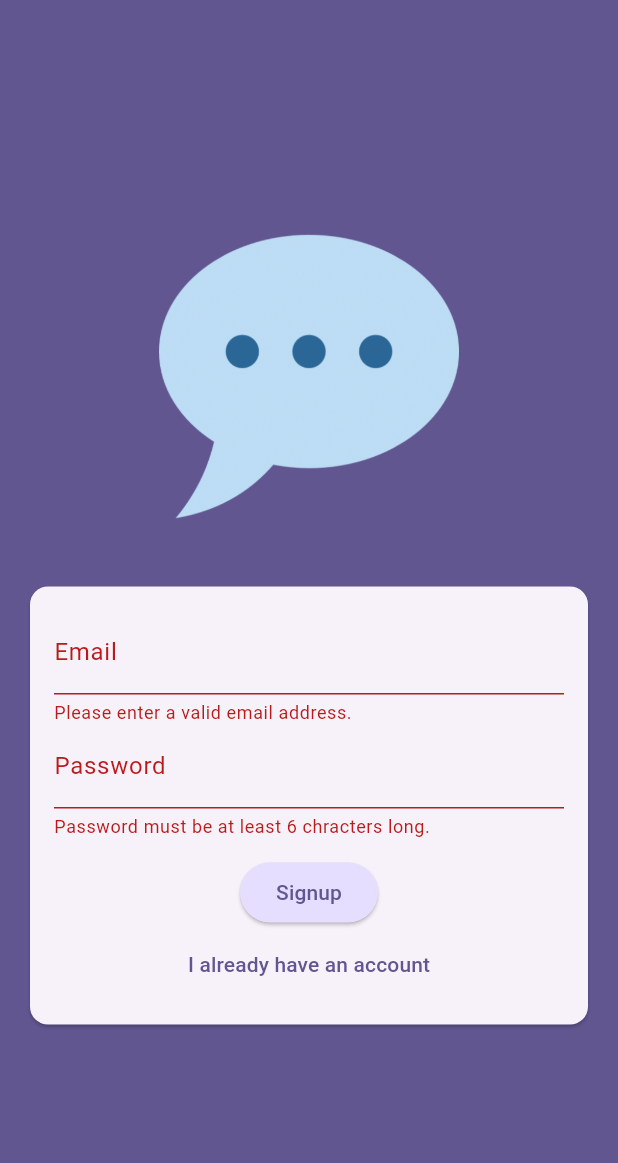
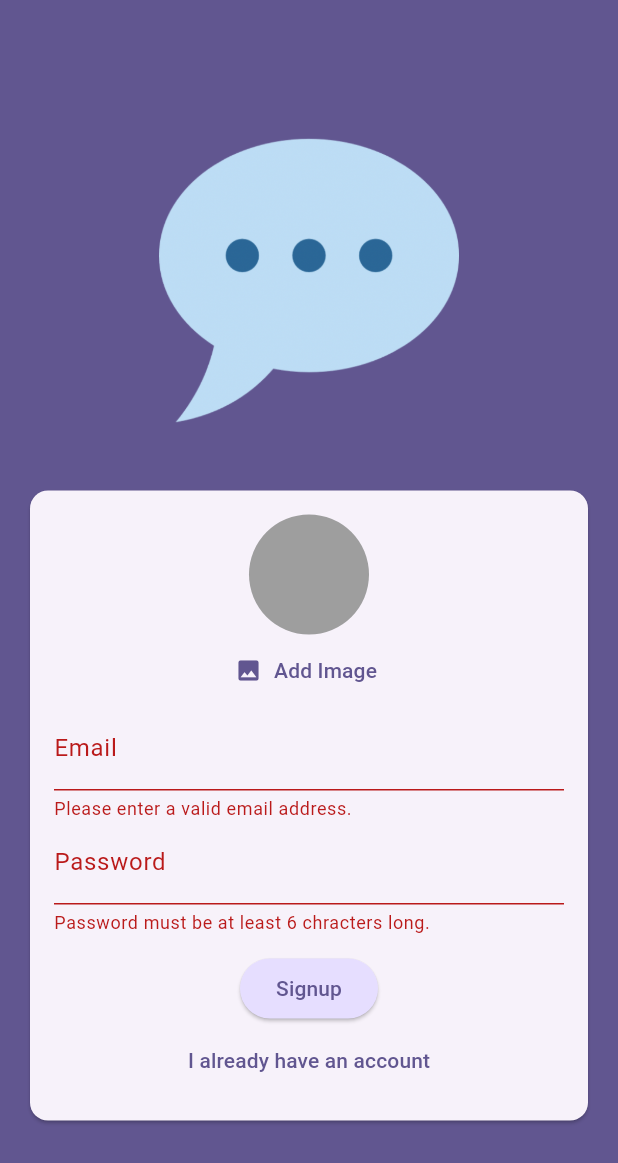
Before and after one commit to Satoshi-Sh/chat_app, a Flutter app: the screen it shows after launch, after a tap on "Login", after a tap on "Create an account", on a phone screen of 412 x 824 dp. Shown: the top 1163 px of the screen. Run offline on Flutter 3.47's test engine with Material 3 defaults, Android fonts, the phone set to English and light mode, and no system bars; our stand-ins replace firebase_auth, firebase_core, image_picker; accounts and stored records are empty; generated files the repository leaves out were written again.

Commit message:
Finished 288 using the imagepicker package

```diff
--- a/lib/screens/auth.dart
+++ b/lib/screens/auth.dart
@@ -1,3 +1,4 @@
+import 'package:chat_app/widgets/user_image_picker.dart';
 import 'package:flutter/material.dart';
 import 'package:firebase_auth/firebase_auth.dart';
 
@@ -74,6 +75,7 @@ class _AuthScreenState extends State<AuthScreen> {
                     child: Column(
                       mainAxisSize: MainAxisSize.min,
                       children: [
+                        if (!_isLogin) UserImagePicker(),
                         TextFormField(
                           decoration: const InputDecoration(labelText: "Email"),
                           keyboardType: TextInputType.emailAddress,
--- a/lib/widgets/user_image_picker.dart
+++ b/lib/widgets/user_image_picker.dart
@@ -1,4 +1,7 @@
 import 'package:flutter/material.dart';
+import 'package:image_picker/image_picker.dart';
+
+import 'dart:io';
 
 class UserImagePicker extends StatefulWidget {
   const UserImagePicker({super.key});
@@ -9,18 +12,41 @@ class UserImagePicker extends StatefulWidget {
 }
 
 class _UserImagePickerState extends State<UserImagePicker> {
+  File? _pickedImageFile;
+
+  void _pickImage() async {
+    final pickedImage = await ImagePicker().pickImage(
+      source: ImageSource.camera,
+      imageQuality: 50,
+      maxWidth: 150,
+    );
+
+    if (pickedImage == null) {
+      return;
+    }
+    setState(() {
+      _pickedImageFile = File(pickedImage.path);
+    });
+  }
+
   @override
   Widget build(BuildContext context) {
     return Column(
       children: [
-        CircleAvatar(radius:40,
-        backgroundColor: Colors.grey,
+        CircleAvatar(
+          radius: 40,
+          backgroundColor: Colors.grey,
+          foregroundImage: _pickedImageFile != null
+              ? FileImage(_pickedImageFile!)
+              : null,
         ),
         TextButton.icon(
-          onPressed: () {},
+          onPressed: _pickImage,
           icon: Icon(Icons.image),
-          label: Text('Add Image',
-          style: TextStyle(color:Theme.of(context).primaryColor),
+          label: Text(
+            'Add Image',
+            style: TextStyle(color: Theme.of(context).colorScheme.primary),
+          ),
         ),
       ],
     );
```
